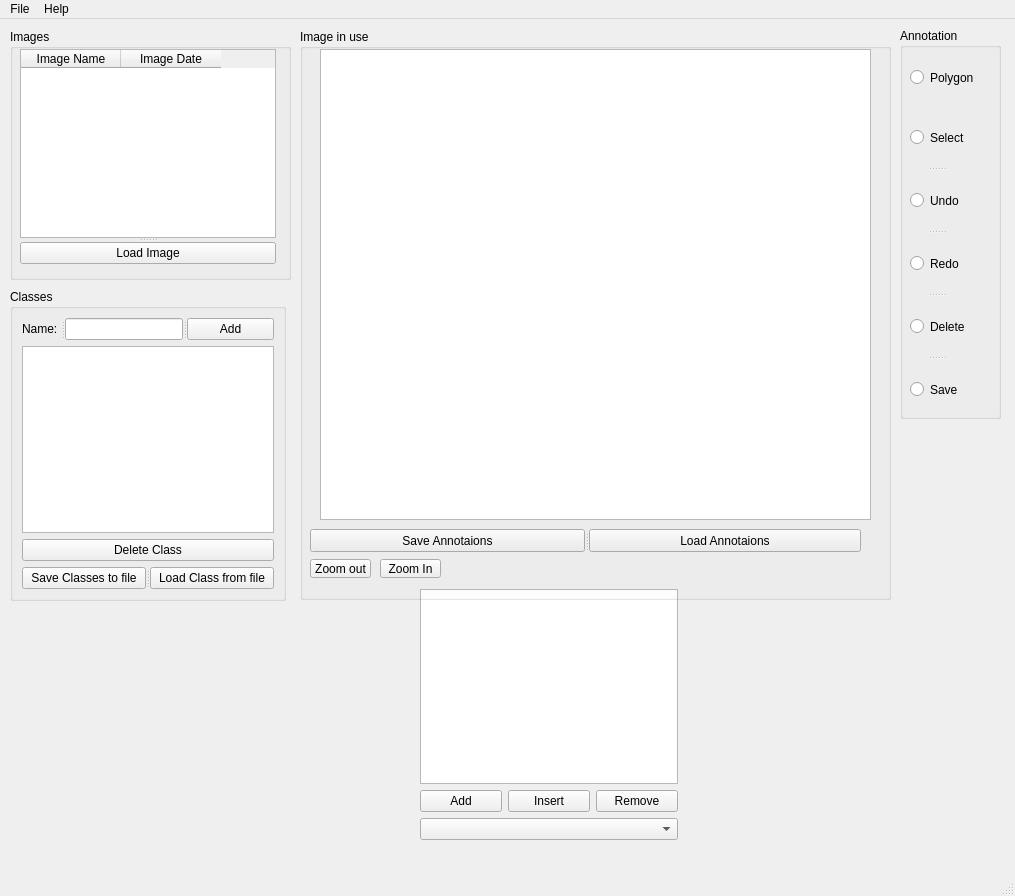
Qt form mainwindow.ui (SDI-Group-35/Project) before a commit.
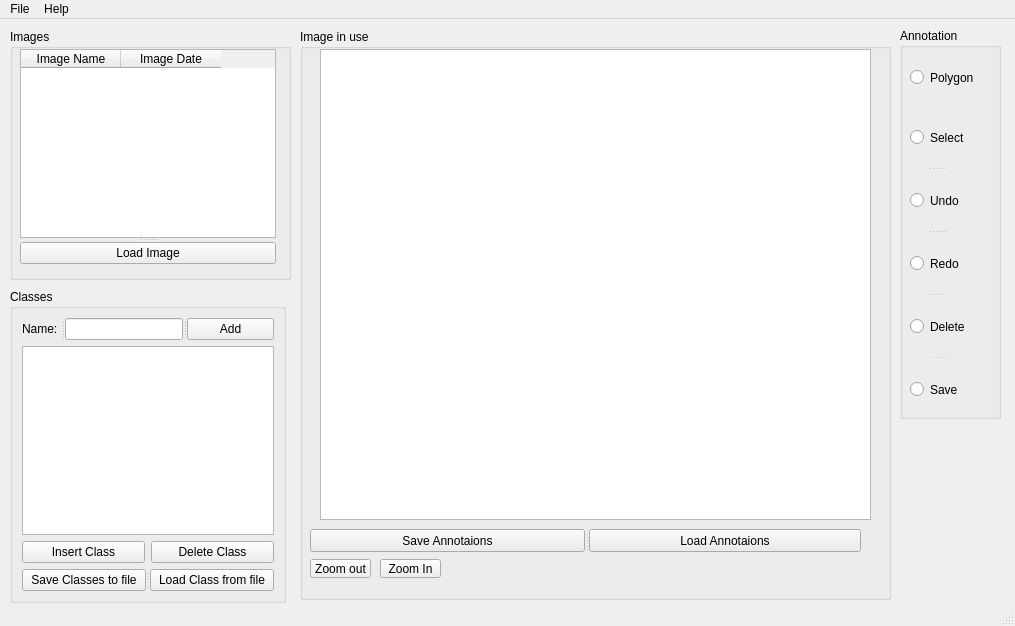
The same form after that commit.

Patch:
```diff
--- a/mainwindow.ui
+++ b/mainwindow.ui
@@ -7,7 +7,7 @@
     <x>0</x>
     <y>0</y>
     <width>1015</width>
-    <height>896</height>
+    <height>626</height>
    </rect>
   </property>
   <property name="windowTitle">
@@ -86,7 +86,7 @@
       <x>10</x>
       <y>270</y>
       <width>276</width>
-      <height>312</height>
+      <height>314</height>
      </rect>
     </property>
     <property name="title">
@@ -122,11 +122,22 @@
       </widget>
      </item>
      <item>
-      <widget class="QPushButton" name="classDelete">
-       <property name="text">
-        <string>Delete Class</string>
-       </property>
-      </widget>
+      <layout class="QHBoxLayout" name="horizontalLayout_2">
+       <item>
+        <widget class="QPushButton" name="classInsert">
+         <property name="text">
+          <string>Insert Class</string>
+         </property>
+        </widget>
+       </item>
+       <item>
+        <widget class="QPushButton" name="classDelete">
+         <property name="text">
+          <string>Delete Class</string>
+         </property>
+        </widget>
+       </item>
+      </layout>
      </item>
      <item>
       <widget class="QSplitter" name="splitter_7">
@@ -273,49 +284,6 @@
      <enum>Qt::Vertical</enum>
     </property>
    </widget>
-   <widget class="QWidget" name="">
-    <property name="geometry">
-     <rect>
-      <x>420</x>
-      <y>570</y>
-      <width>258</width>
-      <height>251</height>
-     </rect>
-    </property>
-    <layout class="QVBoxLayout" name="verticalLayout_2">
-     <item>
-      <widget class="QListView" name="listView"/>
-     </item>
-     <item>
-      <layout class="QHBoxLayout" name="horizontalLayout">
-       <item>
-        <widget class="QPushButton" name="pushButton_2">
-         <property name="text">
-          <string>Add</string>
-         </property>
-        </widget>
-       </item>
-       <item>
-        <widget class="QPushButton" name="pushButton_3">
-         <property name="text">
-          <string>Insert</string>
-         </property>
-        </widget>
-       </item>
-       <item>
-        <widget class="QPushButton" name="pushButton_7">
-         <property name="text">
-          <string>Remove</string>
-         </property>
-        </widget>
-       </item>
-      </layout>
-     </item>
-     <item>
-      <widget class="QComboBox" name="comboBox"/>
-     </item>
-    </layout>
-   </widget>
    <zorder>splitter_3</zorder>
    <zorder>splitter_5</zorder>
    <zorder>groupBox_4</zorder>
```
Left out of the diff: 9 changed lines with no effect on the pictures.
